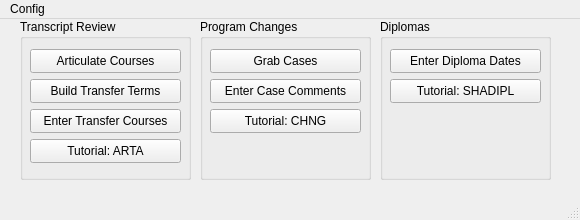
This is mainwindow.ui in at91322/dteassistant as Qt 5 draws it before an edit. The edited form follows.
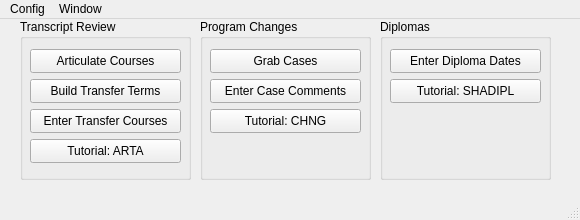
This is the edited form.

What changed in the file:
```diff
--- a/mainwindow.ui
+++ b/mainwindow.ui
@@ -199,7 +199,14 @@
     <addaction name="actionChange_Username"/>
     <addaction name="actionChange_Current_Term"/>
    </widget>
+   <widget class="QMenu" name="menuWindow">
+    <property name="title">
+     <string>Window</string>
+    </property>
+    <addaction name="actionAlways_On_Top"/>
+   </widget>
    <addaction name="menuUser"/>
+   <addaction name="menuWindow"/>
   </widget>
   <widget class="QStatusBar" name="statusbar"/>
   <action name="actionChange_Username">
```
Left out of the diff: 8 changed lines with no effect on the pictures.
